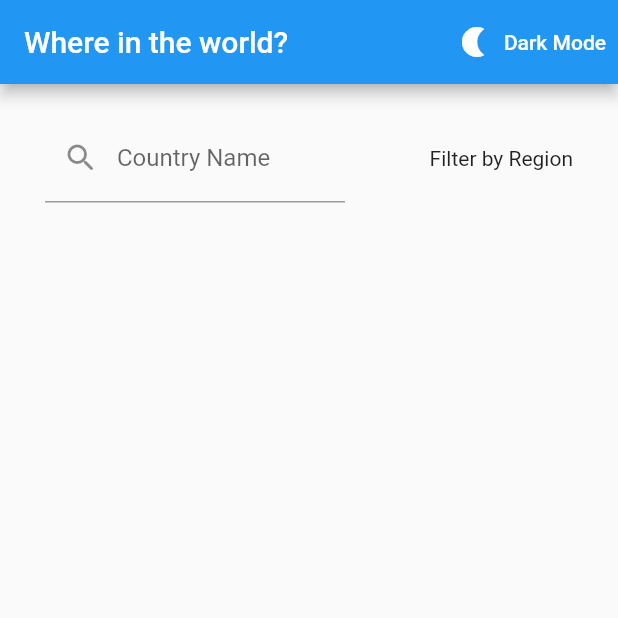
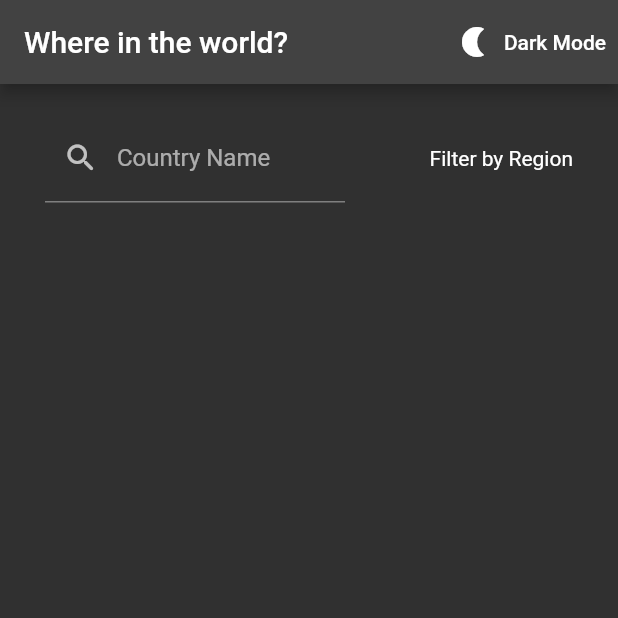
Before and after one commit to im-victor-mendez/rest_countries_api, a Flutter app: the screen it shows after launch, on a phone screen of 412 x 824 dp, the top half of it. Run offline on Flutter 3.47's test engine with Material 2 defaults, Android fonts, the phone set to English and light mode, and no system bars; our stand-ins replace flutter_riverpod, go_router.

Commit message:
feat: Implemented theme_provider and toggle dark mode functionality

```diff
--- a/lib/main.dart
+++ b/lib/main.dart
@@ -1,16 +1,19 @@
 import 'package:flutter/material.dart';
+import 'package:flutter_riverpod/flutter_riverpod.dart';
 
 import 'config/routes/router.dart';
+import 'src/features/country/presentation/providers/theme_provider.dart';
 
 void main() {
-  runApp(const App());
+  runApp(const ProviderScope(child: App()));
 }
 
-class App extends StatelessWidget {
+class App extends ConsumerWidget {
   const App({super.key});
 
   @override
-  Widget build(BuildContext context) => MaterialApp.router(
+  Widget build(BuildContext context, WidgetRef ref) => MaterialApp.router(
         routerConfig: router,
+        theme: ref.watch(themeNotifierProvider).getTheme(),
       );
 }
--- /dev/null
+++ b/lib/src/features/country/presentation/providers/theme_provider.dart
@@ -0,0 +1,14 @@
+import 'package:flutter_riverpod/flutter_riverpod.dart';
+
+import '../../../../../config/themes/default_theme.dart';
+
+final themeNotifierProvider =
+    StateNotifierProvider<ThemeNotifier, DefaultTheme>(
+        (ref) => ThemeNotifier());
+
+class ThemeNotifier extends StateNotifier<DefaultTheme> {
+  ThemeNotifier() : super(DefaultTheme());
+
+  void toggleDarkMode() =>
+      state = state.copyWith(isDarkMode: !state.isDarkMode);
+}
--- a/lib/src/features/country/presentation/screens/home_screen.dart
+++ b/lib/src/features/country/presentation/screens/home_screen.dart
@@ -1,4 +1,6 @@
 import 'package:flutter/material.dart';
+
+import '../widgets/toggle_dark_mode_button.dart';
 
 class HomeScreen extends StatelessWidget {
   static const String name = 'Home';
@@ -10,16 +12,8 @@ class HomeScreen extends StatelessWidget {
   Widget build(BuildContext context) => Scaffold(
         appBar: AppBar(
           title: const Text('Where in the world?'),
-          actions: [
-            TextButton.icon(
-              // TODO: Implement toggle functionality
-              onPressed: () {},
-              icon: const Icon(Icons.nightlight_rounded),
-              label: const Text('Dark Mode'),
-              style: const ButtonStyle(
-                foregroundColor: MaterialStatePropertyAll(Colors.white),
-              ),
-            ),
+          actions: const [
+            ToggleDarkModeButton(),
           ],
         ),
         body: const _View(),
--- /dev/null
+++ b/lib/src/features/country/presentation/widgets/toggle_dark_mode_button.dart
@@ -0,0 +1,21 @@
+import 'package:flutter/material.dart';
+import 'package:flutter_riverpod/flutter_riverpod.dart';
+
+import '../providers/theme_provider.dart';
+
+class ToggleDarkModeButton extends ConsumerWidget {
+  const ToggleDarkModeButton({super.key});
+
+  @override
+  Widget build(BuildContext context, WidgetRef ref) {
+    return TextButton.icon(
+      onPressed: () =>
+          ref.read(themeNotifierProvider.notifier).toggleDarkMode(),
+      icon: const Icon(Icons.nightlight_rounded),
+      label: const Text('Dark Mode'),
+      style: const ButtonStyle(
+        foregroundColor: MaterialStatePropertyAll(Colors.white),
+      ),
+    );
+  }
+}
--- a/pubspec.yaml
+++ b/pubspec.yaml
@@ -9,6 +9,7 @@ environment:
 dependencies:
   flutter:
     sdk: flutter
+  flutter_riverpod: ^2.4.3
   go_router: ^11.1.4
   http: ^1.1.0
 
```
Also changed, not shown: lib/config/themes/default_theme.dart (added, +13 -0 lines), pubspec.lock.
